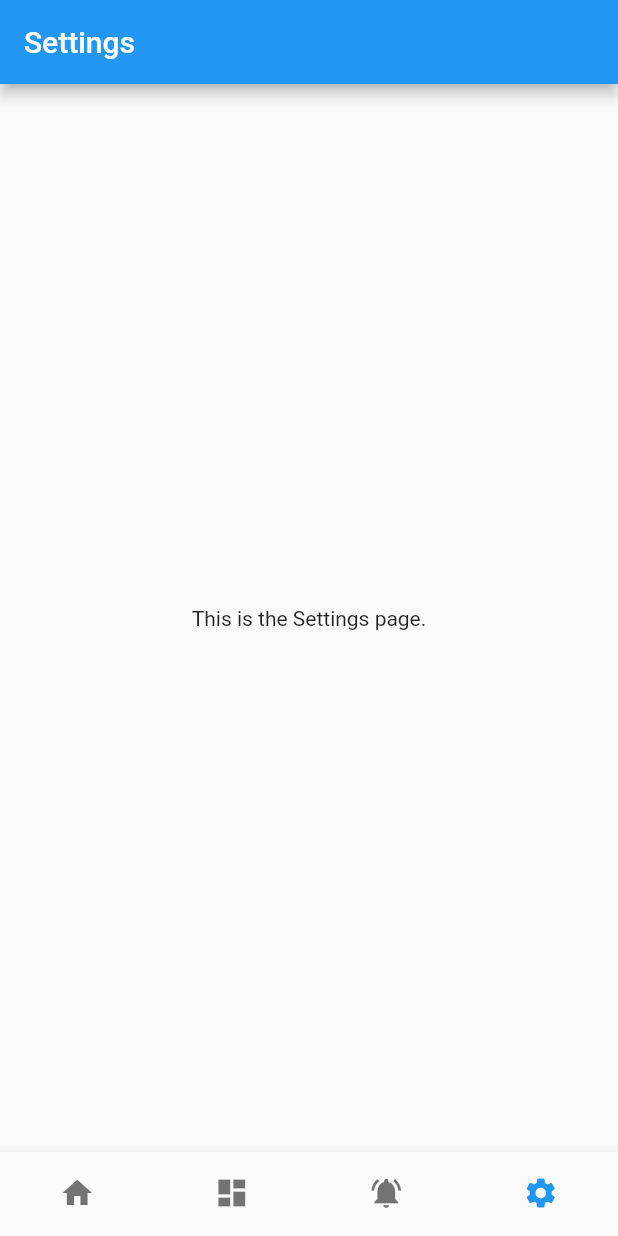
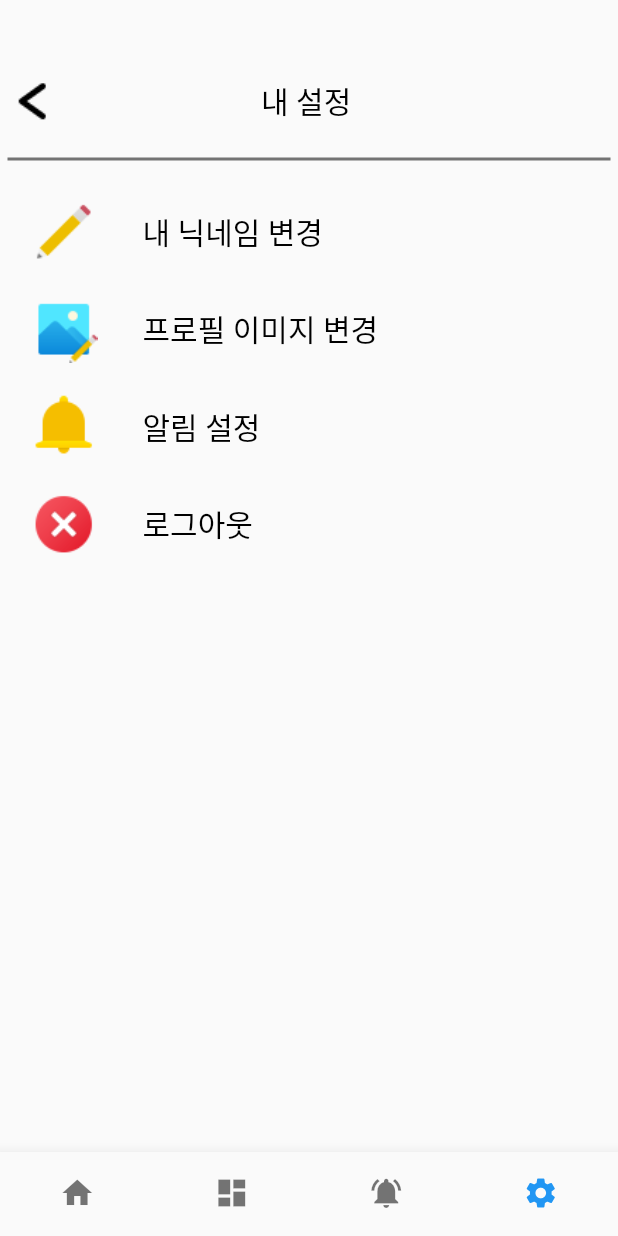
Before and after one commit to NKLCBJoin/Kimi-no-nakama-ni-naru, a Flutter app: the screen it shows after launch, item 4 of the bottom bar chosen, on a phone screen of 412 x 824 dp. Run offline on Flutter 3.47's test engine with Material 2 defaults, Android fonts, the phone set to English and light mode, and no system bars.

Commit message:
설정 페이지 작업 완

```diff
--- a/app_flutter/lib/View/settings.dart
+++ b/app_flutter/lib/View/settings.dart
@@ -8,13 +8,100 @@ class SettingPage extends StatefulWidget {
 class _SettingPageState extends State<SettingPage> {
   @override
   Widget build(BuildContext context) {
-    return Scaffold(
-      appBar: AppBar(
-        title: Text('Settings'),
-      ),
-      body: Center(
-        child: Text('This is the Settings page.'),
-      ),
-    );
+    return Padding(
+          padding: EdgeInsets.all(5.0),
+          child: Container(
+            child: Column(
+              children: [
+                SizedBox(height: 45,),
+
+                Row(
+                  children: [
+                    Flexible(
+                        flex: 1,
+                        child: InkWell(
+                          onTap: () {
+                            Navigator.of(context).pop();
+                          },
+                          child: Image.asset(
+                            'images/icons8-less-than-30.png',
+                            width: 35,
+                            height: 35,
+                          ),
+                        )
+                    ),
+
+                    Flexible(flex: 1,fit: FlexFit.tight,child: SizedBox(width: 100,)),
+
+                    Flexible(
+                        flex: 1,
+                        child: Text('내 설정', style: TextStyle(fontSize: 20, color: Colors.black),)
+                    ),
+                  ],
+                ),
+
+                SizedBox(height: 20,),
+                Container(width: 2000, height: 2, decoration: BoxDecoration(color: Colors.black54),),
+                SizedBox(height: 10,),
+
+                Padding(
+                  padding: const EdgeInsets.all(15.0),
+                  child: Column(
+                    children: [
+                      Row(
+                        children: [
+                          Image.asset(
+                            'images/icons8-edit-48.png',
+                            width: 45,
+                            height: 45,
+                          ),
+                          SizedBox(width:30),
+                          Text('내 닉네임 변경', style: TextStyle(fontSize: 20, color: Colors.black),)
+                        ],
+                      ),
+                      SizedBox(height: 20,),
+
+                      Row(
+                        children: [
+                          Image.asset(
+                            'images/icons8-edit-image-48.png',
+                            width: 45,
+                            height: 45,
+                          ),
+                          SizedBox(width:30),
+                          Text('프로필 이미지 변경', style: TextStyle(fontSize: 20, color: Colors.black),)
+                        ],
+                      ),
+                      SizedBox(height: 20,),
+                      Row(
+                        children: [
+                          Image.asset(
+                            'images/icons8-notification-48.png',
+                            width: 45,
+                            height: 45,
+                          ),
+                          SizedBox(width:30),
+                          Text('알림 설정', style: TextStyle(fontSize: 20, color: Colors.black),)
+                        ],
+                      ),
+                      SizedBox(height: 20,),
+                      Row(
+                        children: [
+                          Image.asset(
+                            'images/icons8-cancel-48.png',
+                            width: 45,
+                            height: 45,
+                          ),
+                          SizedBox(width:30),
+                          Text('로그아웃', style: TextStyle(fontSize: 20, color: Colors.black),)
+                        ],
+                      ),
+                    ],
+                  )
+                ),
+              ],
+            ),
+          )
+      );
   }
 }
```
